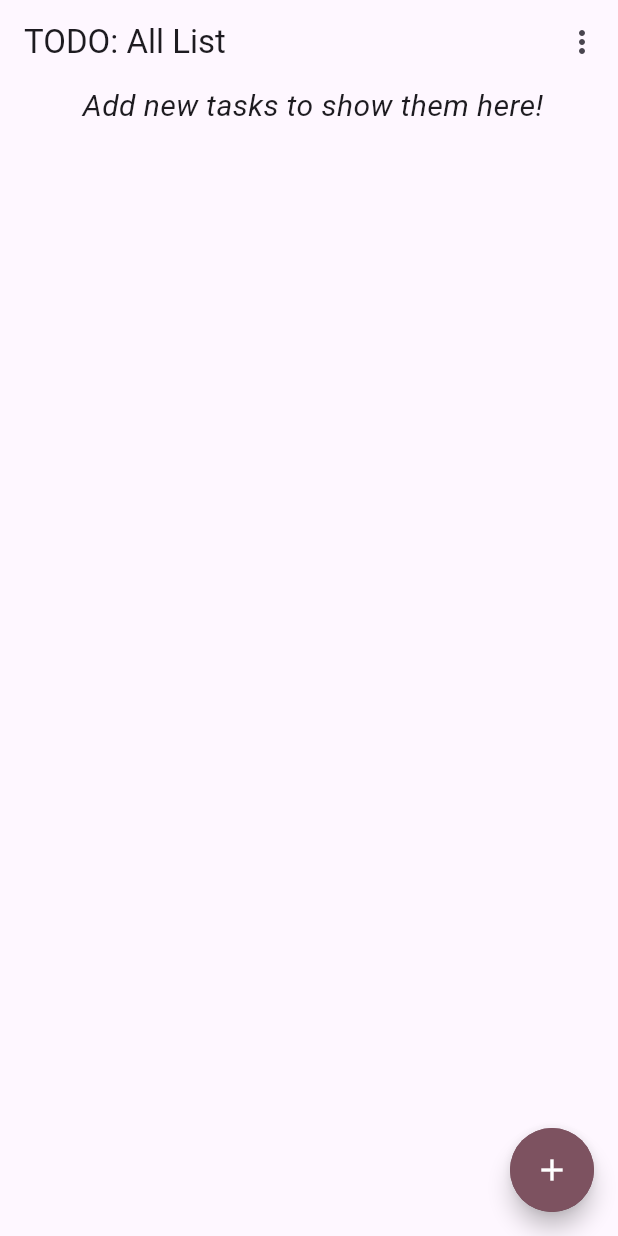
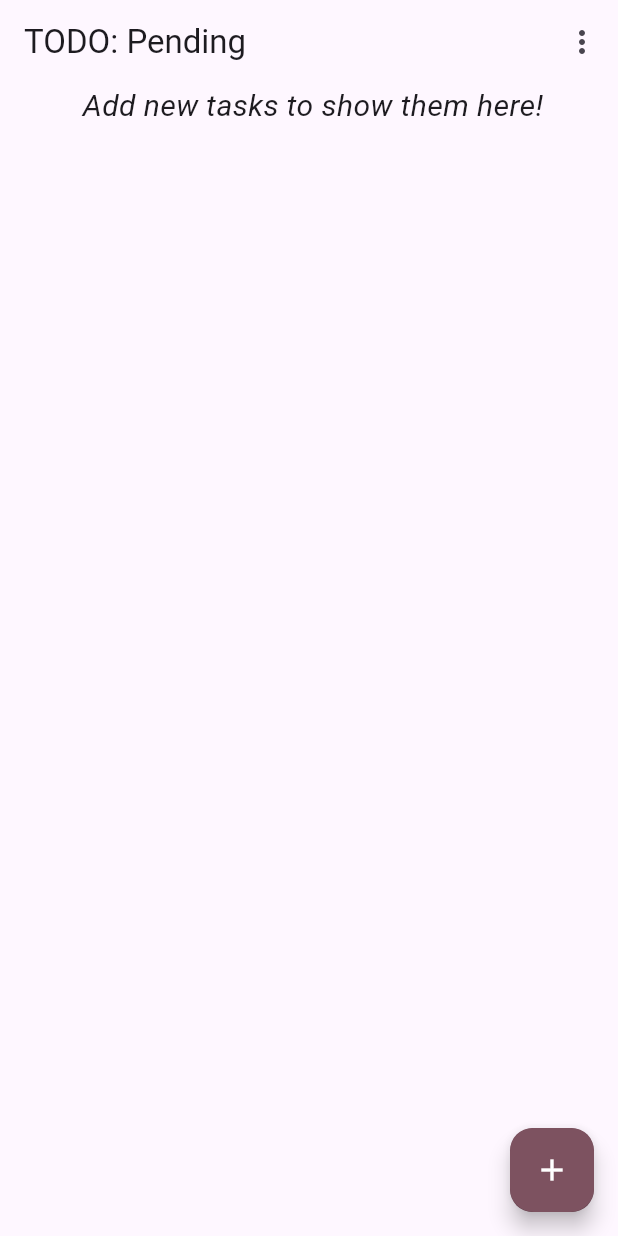
Before and after one commit to nikhileshmeher0204/todo_app, a Flutter app: the screen it shows after launch, on a phone screen of 412 x 824 dp. Run offline on Flutter 3.47's test engine with Material 2 defaults, Android fonts, the phone set to English and light mode, and no system bars; drawn by our look-alikes of dynamic_color.

Commit message:
updated logo

```diff
--- a/lib/screens/my_home_page.dart
+++ b/lib/screens/my_home_page.dart
@@ -29,7 +29,7 @@ class _MyHomePageState extends State<MyHomePage> {
     setState(() {});
   }
 
-  String category = "All List";
+  String category = "Pending";
   updateStatus(String id, bool status) async {
     int index = listOfTodo.indexWhere((element) => element.id == id);
     listOfTodo[index].status = status;
@@ -59,7 +59,7 @@ class _MyHomePageState extends State<MyHomePage> {
         floatingActionButton: OpenContainer(
           transitionDuration: const Duration(milliseconds: 500),
           transitionType: ContainerTransitionType.fadeThrough,
-          openBuilder: (BuildContext context, VoidCallback _) {
+          openBuilder: (context, openContainer) {
             return NewTaskPage(
               addTodo: addTodo,
             );
@@ -67,11 +67,11 @@ class _MyHomePageState extends State<MyHomePage> {
           closedElevation: 6.0,
           closedShape: const RoundedRectangleBorder(
             borderRadius: BorderRadius.all(
-              Radius.circular(50.0),
+              Radius.circular(15.0),
             ),
           ),
           closedColor: colorScheme.tertiary,
-          closedBuilder: (BuildContext _, VoidCallback openContainer) {
+          closedBuilder: (context, openContainer) {
             return FloatingActionButton(
               onPressed: openContainer,
               backgroundColor: colorScheme.tertiary,
```
Also changed, not shown: pubspec.yaml (+17 -3 lines), assets/ToDoIcon.png (added), pubspec.lock, 39 other files.
